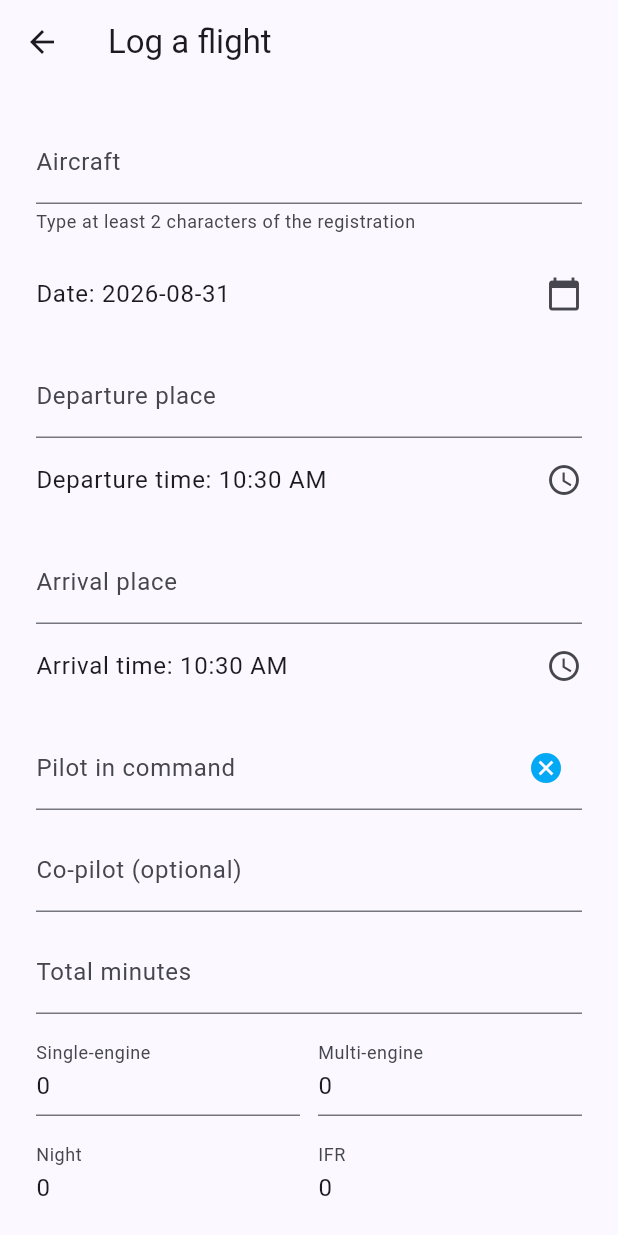
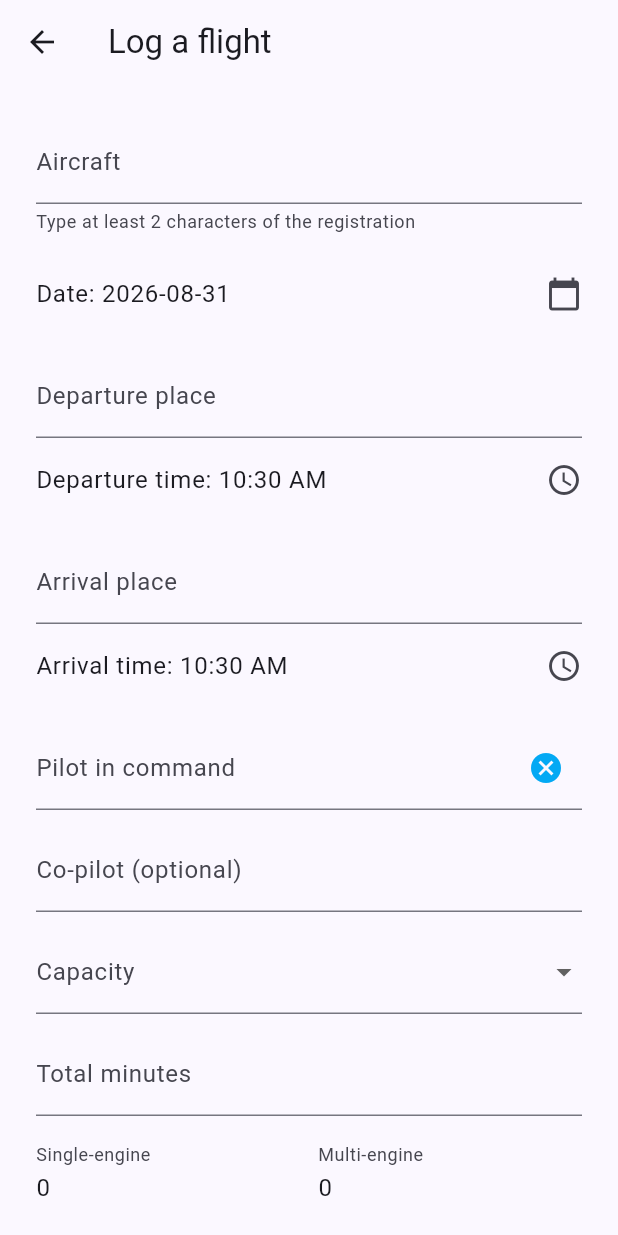
Before and after one commit to mojofunk5/hobbs-ui, a Flutter app: the CreateFlightEntryScreen screen opened directly with empty values, on a phone screen of 412 x 824 dp. Run offline on Flutter 3.47's test engine with Material 3 defaults, Android fonts, the phone set to English and light mode, and no system bars; our stand-ins replace shared_preferences; accounts and stored records are empty; network calls fail.

Commit message:
Add Holder's Operating Capacity picker and notation display (chunk 3/3)
Final chunk of hobbs's docs/plans/holder-operating-capacity.md: a new
HolderOperatingCapacityField on the create-flight-entry form (a fixed
10-option dropdown, not a search picker - the CAA list is closed and
unchanging) plus the notation shown on the view screen.

The dropdown's labels are a mechanical humanisation of the enum constant name
(e.g. PILOT_UNDER_TRAINING -> "Pilot Under Training"), not the CAA notation -
that shorthand and what it means stays backend-only, per the plan's design.
Read views render FlightEntry.holderOperatingCapacityNotation as given by the
backend rather than re-deriving it client-side.

```diff
--- a/lib/api/flight_api.dart
+++ b/lib/api/flight_api.dart
@@ -20,6 +20,7 @@ class FlightApi {
     required String arrivalAirfieldId,
     required String pilotInCommandId,
     String? coPilotId,
+    required String holderOperatingCapacity,
     required int singleEngineMinutes,
     required int multiEngineMinutes,
     required int totalMinutes,
@@ -51,6 +52,7 @@ class FlightApi {
         'arrivalAirfieldId': arrivalAirfieldId,
         'pilotInCommandId': pilotInCommandId,
         'coPilotId': coPilotId,
+        'holderOperatingCapacity': holderOperatingCapacity,
         'singleEngineMinutes': singleEngineMinutes,
         'multiEngineMinutes': multiEngineMinutes,
         'totalMinutes': totalMinutes,
--- a/lib/models/flight_entry.dart
+++ b/lib/models/flight_entry.dart
@@ -12,6 +12,13 @@ class FlightEntry {
   final String arrivalAirfieldId;
   final String pilotInCommandId;
   final String? coPilotId;
+
+  /// The raw enum value (e.g. "PILOT_UNDER_TRAINING") - see HolderOperatingCapacityField for the
+  /// picker that produces this on create. [holderOperatingCapacityNotation] is the CAA shorthand
+  /// (e.g. "P.u/t") derived server-side from this same value - never re-derive it client-side, per
+  /// hobbs's docs/plans/holder-operating-capacity.md.
+  final String holderOperatingCapacity;
+  final String holderOperatingCapacityNotation;
   final int singleEngineMinutes;
   final int multiEngineMinutes;
   final int totalMinutes;
@@ -37,6 +44,8 @@ class FlightEntry {
     required this.arrivalAirfieldId,
     required this.pilotInCommandId,
     this.coPilotId,
+    required this.holderOperatingCapacity,
+    required this.holderOperatingCapacityNotation,
     required this.singleEngineMinutes,
     required this.multiEngineMinutes,
     required this.totalMinutes,
@@ -63,6 +72,9 @@ class FlightEntry {
         arrivalAirfieldId: json['arrivalAirfieldId'] as String,
         pilotInCommandId: json['pilotInCommandId'] as String,
         coPilotId: json['coPilotId'] as String?,
+        holderOperatingCapacity: json['holderOperatingCapacity'] as String,
+        holderOperatingCapacityNotation:
+            json['holderOperatingCapacityNotation'] as String,
         singleEngineMinutes: json['singleEngineMinutes'] as int,
         multiEngineMinutes: json['multiEngineMinutes'] as int,
         totalMinutes: json['totalMinutes'] as int,
--- a/lib/screens/create_flight_entry_screen.dart
+++ b/lib/screens/create_flight_entry_screen.dart
@@ -13,6 +13,7 @@ import '../models/pilot_summary.dart';
 import '../models/session.dart';
 import '../widgets/aircraft_picker.dart';
 import '../widgets/airfield_picker.dart';
+import '../widgets/holder_operating_capacity_field.dart';
 import '../widgets/pilot_picker.dart';
 import '../widgets/responsive_page.dart';
 import 'view_flight_entry_screen.dart';
@@ -22,6 +23,8 @@ import 'view_flight_entry_screen.dart';
 /// (see docs/plans/pilot-picker.md); aircraft is picked via [AircraftPicker] against
 /// GET /aircraft?search= (see docs/plans/aircraft-picker.md); departure/arrival places are picked
 /// via [AirfieldPicker] against GET /airfield?search= (see docs/plans/airfield-picker.md, chunk 6).
+/// Holder's Operating Capacity is picked via [HolderOperatingCapacityField], a fixed-choice
+/// dropdown rather than a search picker - see docs/plans/holder-operating-capacity.md.
 /// The legacy free-text departurePlace/arrivalPlace fields have been dropped from the backend
 /// contract entirely - departureAirfieldId/arrivalAirfieldId are now required, mirroring how
 /// aircraftId/pilotInCommandId already work - so this screen just passes the picked [Airfield]'s
@@ -79,6 +82,8 @@ class _CreateFlightEntryScreenState extends State<CreateFlightEntryScreen> {
   String? _departureAirfieldError;
   Airfield? _arrivalAirfield;
   String? _arrivalAirfieldError;
+  String? _holderOperatingCapacity;
+  String? _holderOperatingCapacityError;
 
   bool _submitting = false;
   String? _error;
@@ -191,17 +196,21 @@ class _CreateFlightEntryScreenState extends State<CreateFlightEntryScreen> {
     final aircraftMissing = _aircraft == null;
     final departureAirfieldMissing = _departureAirfield == null;
     final arrivalAirfieldMissing = _arrivalAirfield == null;
+    final holderOperatingCapacityMissing = _holderOperatingCapacity == null;
     setState(() {
       _pilotInCommandError = picMissing ? 'Required' : null;
       _aircraftError = aircraftMissing ? 'Required' : null;
       _departureAirfieldError = departureAirfieldMissing ? 'Required' : null;
       _arrivalAirfieldError = arrivalAirfieldMissing ? 'Required' : null;
+      _holderOperatingCapacityError =
+          holderOperatingCapacityMissing ? 'Required' : null;
     });
     if (!formValid ||
         picMissing ||
         aircraftMissing ||
         departureAirfieldMissing ||
-        arrivalAirfieldMissing) {
+        arrivalAirfieldMissing ||
+        holderOperatingCapacityMissing) {
       return;
     }
     setState(() {
@@ -219,6 +228,7 @@ class _CreateFlightEntryScreenState extends State<CreateFlightEntryScreen> {
         arrivalAirfieldId: _arrivalAirfield!.id,
         pilotInCommandId: _pilotInCommand!.id,
         coPilotId: _coPilot?.id,
+        holderOperatingCapacity: _holderOperatingCapacity!,
         singleEngineMinutes: _intOr0(_singleEngineMinutesController),
         multiEngineMinutes: _intOr0(_multiEngineMinutesController),
         totalMinutes: _intOr0(_totalMinutesController),
@@ -352,6 +362,17 @@ class _CreateFlightEntryScreenState extends State<CreateFlightEntryScreen> {
                   httpClient: widget.httpClient,
                   initialSuggestions: _context?.knownPilots,
                   onChanged: (pilot) => setState(() => _coPilot = pilot),
+                ),
+                const SizedBox(height: 12),
+                HolderOperatingCapacityField(
+                  key: const Key('holderOperatingCapacityField'),
+                  label: 'Capacity',
+                  value: _holderOperatingCapacity,
+                  errorText: _holderOperatingCapacityError,
+                  onChanged: (capacity) => setState(() {
+                    _holderOperatingCapacity = capacity;
+                    if (capacity != null) _holderOperatingCapacityError = null;
+                  }),
                 ),
                 const SizedBox(height: 12),
                 TextFormField(
--- a/lib/screens/view_flight_entry_screen.dart
+++ b/lib/screens/view_flight_entry_screen.dart
@@ -156,6 +156,7 @@ class _ViewFlightEntryScreenState extends State<ViewFlightEntryScreen> {
                     _row('Pilot in command', entry.pilotInCommandId),
                     if (entry.coPilotId != null)
                       _row('Co-pilot', entry.coPilotId!),
+                    _row('Capacity', entry.holderOperatingCapacityNotation),
                     const Divider(height: 24),
                     _row('Total', formatMinutes(entry.totalMinutes)),
                     _row('Single-engine',
--- /dev/null
+++ b/lib/widgets/holder_operating_capacity_field.dart
@@ -0,0 +1,66 @@
+import 'package:flutter/material.dart';
+
+/// The 10 valid `holderOperatingCapacity` wire values, matching hobbs's
+/// `HolderOperatingCapacity` enum exactly (see docs/plans/holder-operating-capacity.md). Labels
+/// are a mechanical humanisation of the enum constant's own name (underscores to spaces, title
+/// case), not the CAA notation (`P1`, `P.u/t`, etc.) - that shorthand and what it means stays
+/// backend-only, per the plan's "keeps the CAA notation table out of hobbs-ui entirely" design:
+/// this picker only ever needs to know the 10 valid values it can send, not what each one stands
+/// for. A read view shows the real notation instead, via [FlightEntry.holderOperatingCapacityNotation]
+/// - server-derived, never re-built from this list.
+const _holderOperatingCapacityValues = [
+  'PILOT_IN_COMMAND',
+  'PILOT_IN_COMMAND_UNDER_SUPERVISION',
+  'SECOND_PILOT',
+  'PILOT_UNDER_TRAINING',
+  'NAVIGATOR',
+  'NAVIGATOR_UNDER_SUPERVISION',
+  'NAVIGATOR_UNDER_TRAINING',
+  'RADIOTELEPHONY_OPERATOR',
+  'RADIOTELEPHONY_OPERATOR_UNDER_TRAINING',
+  'FLIGHT_ENGINEER',
+];
+
+String _humanize(String value) => value
+    .split('_')
+    .map((word) =>
+        '${word[0]}${word.substring(1).toLowerCase()}')
+    .join(' ');
+
+/// A fixed-choice dropdown for `FlightEntry.holderOperatingCapacity` - unlike
+/// AircraftPicker/AirfieldPicker/PilotPicker, this isn't a typeahead search against a growing
+/// backend reference table; it's a closed, unchanging set of 10 CAA-defined values, so a plain
+/// dropdown over a hardcoded list is the right tool rather than a search widget.
+///
+/// Not itself a FormField - calls [onChanged] with the raw enum value (null while nothing's been
+/// picked), and the parent screen surfaces a "Required" error via [errorText] on a failed submit,
+/// the same convention the other flight-entry pickers use.
+class HolderOperatingCapacityField extends StatelessWidget {
+  const HolderOperatingCapacityField({
+    super.key,
+    required this.label,
+    required this.onChanged,
+    this.value,
+    this.errorText,
+  });
+
+  final String label;
+  final ValueChanged<String?> onChanged;
+  final String? value;
+  final String? errorText;
+
+  @override
+  Widget build(BuildContext context) => DropdownButtonFormField<String>(
+        initialValue: value,
+        isExpanded: true,
+        decoration: InputDecoration(labelText: label, errorText: errorText),
+        items: [
+          for (final capacity in _holderOperatingCapacityValues)
+            DropdownMenuItem(
+              value: capacity,
+              child: Text(_humanize(capacity), overflow: TextOverflow.ellipsis),
+            ),
+        ],
+        onChanged: onChanged,
+      );
+}
```
Also changed, not shown: 3 other files.
